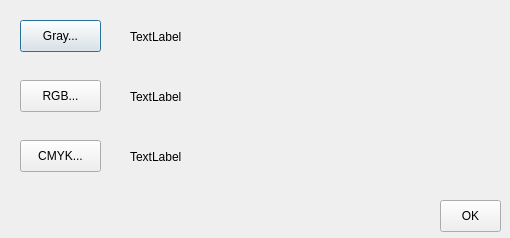
Before: the Qt Designer form ICCDialog2.ui in ailinwang/qt-gsview, drawn with Qt 5.
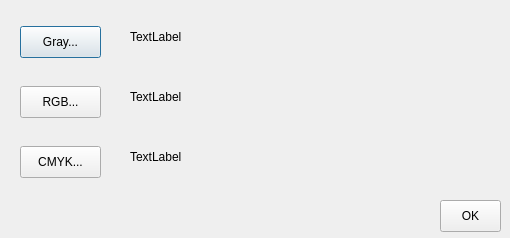
After: the same form once the commit is applied.

Commit message: output intents - cosmetics

What changed in the file:
```diff
--- a/ICCDialog2.ui
+++ b/ICCDialog2.ui
@@ -17,7 +17,7 @@
    <property name="geometry">
     <rect>
      <x>20</x>
-     <y>20</y>
+     <y>26</y>
      <width>81</width>
      <height>32</height>
     </rect>
@@ -30,7 +30,7 @@
    <property name="geometry">
     <rect>
      <x>20</x>
-     <y>80</y>
+     <y>86</y>
      <width>81</width>
      <height>32</height>
     </rect>
@@ -43,7 +43,7 @@
    <property name="geometry">
     <rect>
      <x>20</x>
-     <y>140</y>
+     <y>146</y>
      <width>81</width>
      <height>32</height>
     </rect>
```
Left out of the diff: 3 changed lines with no effect on the pictures. The commit also changes 1 other file.
